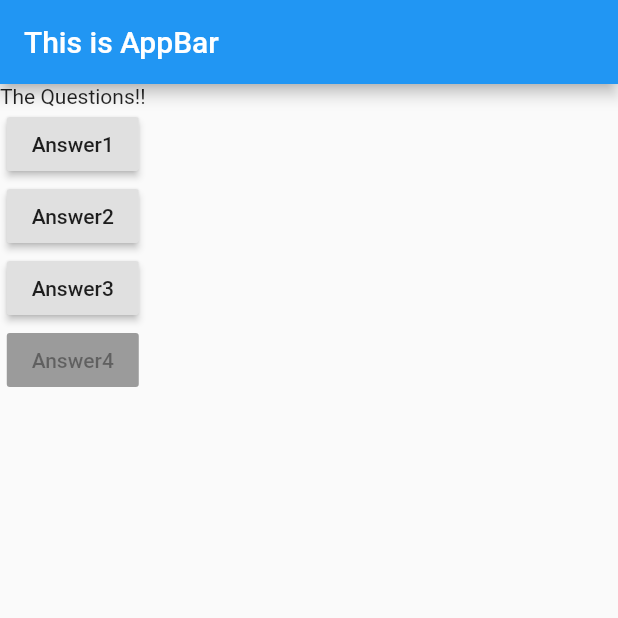
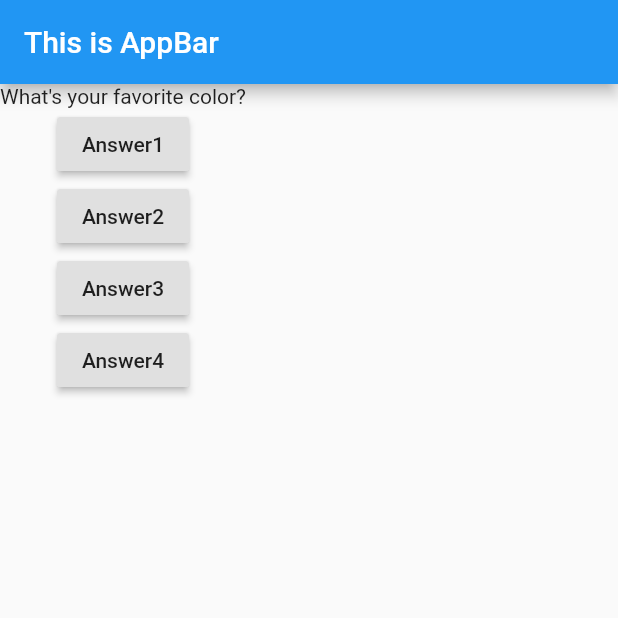
Before and after one commit to AnithaGKrishnegowda/Flutter-Basics-Guide, a Flutter app: the screen it shows after launch, after a tap on "Answer1", on a phone screen of 412 x 824 dp, the top half of it. Run offline on Flutter 3.47's test engine with Material 2 defaults, Android fonts, the phone set to English and light mode, and no system bars.

Commit message:
Added array of questions

```diff
--- a/lib/main.dart
+++ b/lib/main.dart
@@ -7,11 +7,22 @@ import 'package:flutter/material.dart';
 void main() => runApp(MyApp());
 
 class MyApp extends StatelessWidget {
+
+  int questionIndex =0;
+
   void answerQuestion(){
-    print('Answer Choosen!!');
+   // print('Answer Choosen!!');
+   questionIndex=questionIndex+1;
+   print(questionIndex);
   }
   @override
   Widget build(BuildContext context) {
+
+var questions = [
+  'What\'s your favorite color?',
+  'What\'s your favorite animal?'
+];
+
     return MaterialApp(
       home: Scaffold(
           appBar: AppBar(
@@ -19,22 +30,24 @@ class MyApp extends StatelessWidget {
           ),
           body: Column(
             children: [
-              Text('The Questions!!'),
+              Text(questions[questionIndex]),
               RaisedButton(
                 child: Text('Answer1'),
                 onPressed: answerQuestion,
               ),
               RaisedButton(
                 child: Text('Answer2'),
-                onPressed: answerQuestion,
+                onPressed: (answerQuestion),
               ),
               RaisedButton(
                 child: Text('Answer3'),
-                onPressed: answerQuestion,
+                onPressed: ()=> print('ANswer 2 Choosen!!'),
               ),
               RaisedButton(
                 child: Text('Answer4'),
-                onPressed: null,
+                onPressed: () {
+                  print('Answer3 Choosen!!!');
+                },
               ),
             ],
           )),
```
